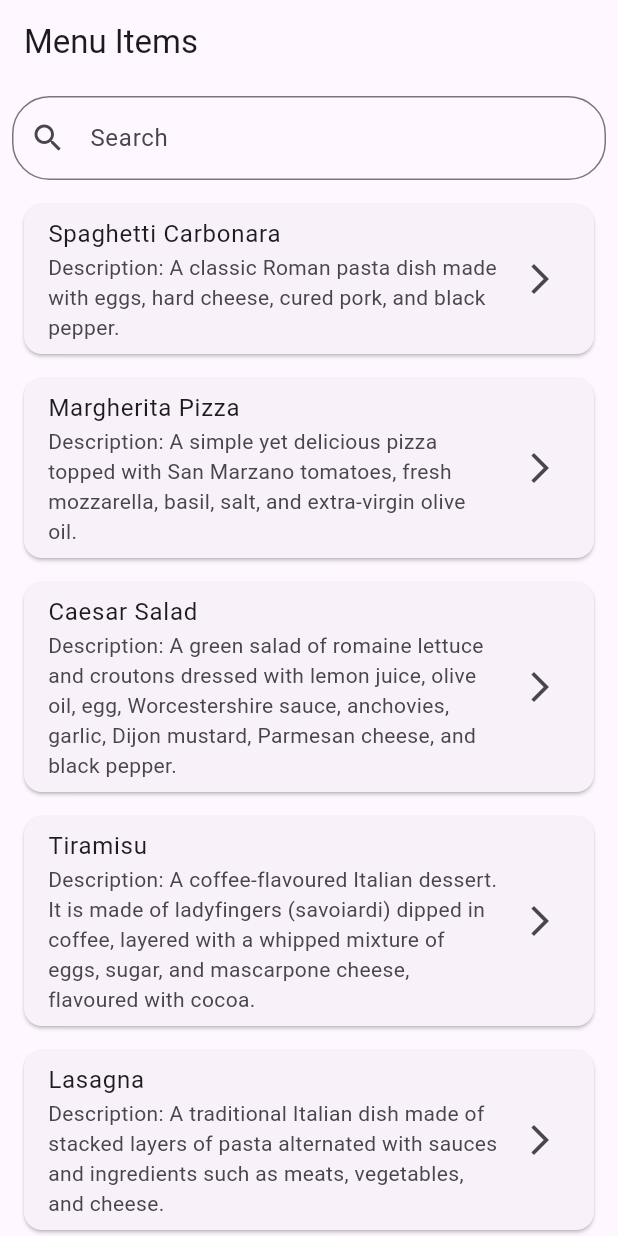
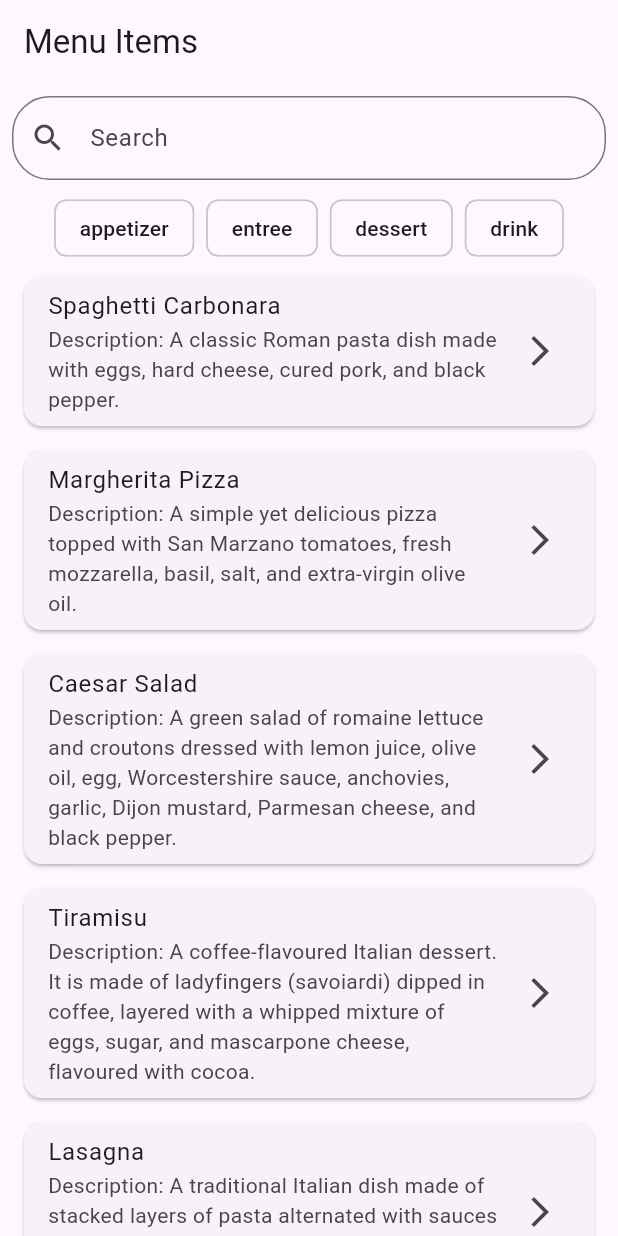
Before and after one commit to slateblua/exam_app, a Flutter app: the screen it shows after launch, on a phone screen of 412 x 824 dp. Run offline on Flutter 3.47's test engine with Material 3 defaults, Android fonts, the phone set to English and light mode, and no system bars; our stand-ins replace flutter_bloc.

Commit message:
Add category chips

```diff
--- a/lib/presentation/list.dart
+++ b/lib/presentation/list.dart
@@ -27,7 +27,7 @@ class MenuItemWidget extends StatelessWidget {
     return Card(
       margin: const EdgeInsets.symmetric(horizontal: 16.0, vertical: 8.0),
       child: ListTile(
-        title: Text(item.title ?? "No title"),
+        title: Text(item.title),
         subtitle: Text('Description: ${item.description}'),
         trailing: const Icon(Icons.arrow_forward_ios),
         onTap: () {
@@ -86,6 +86,16 @@ class MenuListWidgetState extends State<MenuListWidget> {
               ),
             ),
           ),
+          Wrap(
+            spacing: 8.0,
+            children: MenuCategory.values
+                .map((category) => ActionChip(
+                    label: Text(category.name),
+                    onPressed: () {
+                      // Implement category filtering later
+                    }))
+                .toList(),
+          ),
           Expanded(
             child: BlocBuilder<ListBloc, ListState>(
               builder: (BuildContext context, ListState state) {
```
